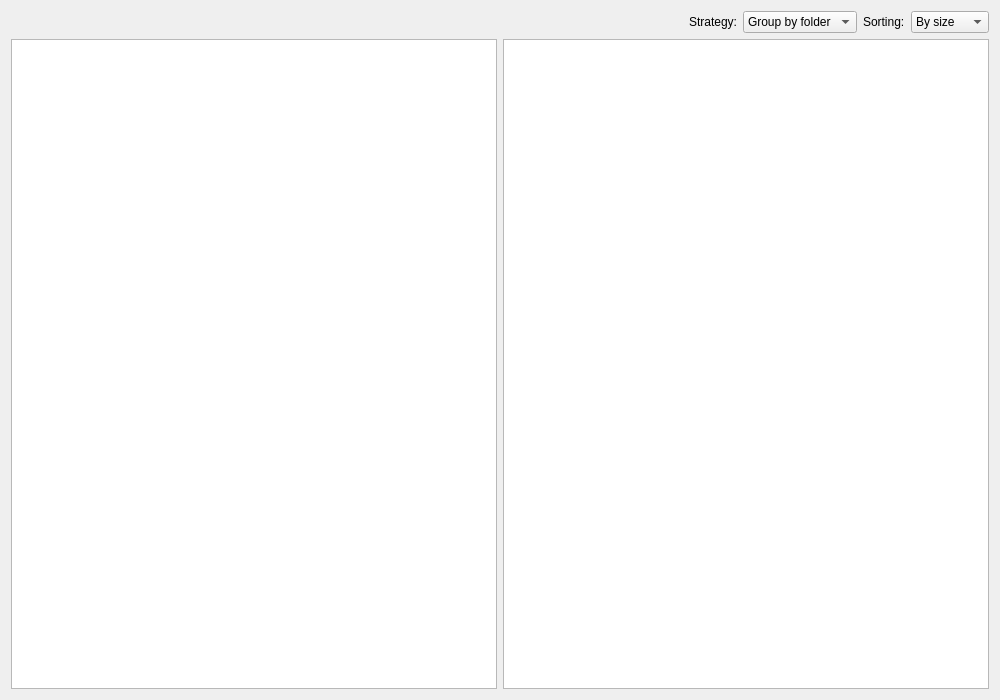
This is FileExplorer.ui in CatoLos/sppo_lab_3 as Qt 5 draws it before an edit. The edited form follows.
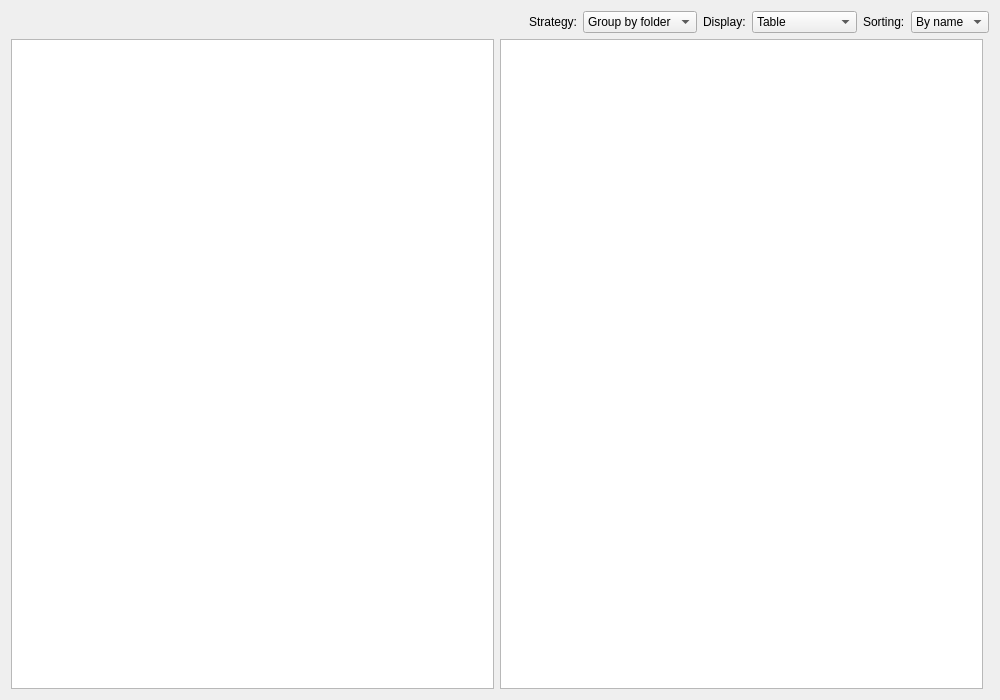
This is the edited form. Custom widgets are drawn as their Qt base class.

The edit to the form file:
```diff
--- a/FileExplorer.ui
+++ b/FileExplorer.ui
@@ -20,7 +20,7 @@
    <string>FileExplorer</string>
   </property>
   <layout class="QGridLayout" name="gridLayout">
-   <item row="0" column="0" colspan="2">
+   <item row="0" column="0" colspan="3">
     <layout class="QHBoxLayout" name="viewLayout">
      <item>
       <spacer name="horizontalSpacer">
@@ -62,6 +62,37 @@
        </item>
       </widget>
      </item>
+     <item>
+      <widget class="QLabel" name="displayLabel">
+       <property name="text">
+        <string>Display:</string>
+       </property>
+      </widget>
+     </item>
+     <item>
+      <widget class="QComboBox" name="displayComBox">
+       <item>
+        <property name="text">
+         <string>Table</string>
+        </property>
+       </item>
+       <item>
+        <property name="text">
+         <string>Bar chart</string>
+        </property>
+       </item>
+       <item>
+        <property name="text">
+         <string>Pie chart</string>
+        </property>
+       </item>
+       <item>
+        <property name="text">
+         <string>Stacked chart</string>
+        </property>
+       </item>
+      </widget>
+     </item>
      <item>
       <widget class="QLabel" name="sortLabel">
        <property name="text">
@@ -71,11 +102,6 @@
      </item>
      <item>
       <widget class="QComboBox" name="sortComBox">
-       <item>
-        <property name="text">
-         <string>By size</string>
-        </property>
-       </item>
        <item>
         <property name="text">
          <string>By name</string>
@@ -89,10 +115,60 @@
     <widget class="QTreeView" name="treeView"/>
    </item>
    <item row="1" column="1">
-    <widget class="QTableView" name="tableView"/>
+    <widget class="QStackedWidget" name="stackedWidget">
+     <widget class="QWidget" name="page">
+      <layout class="QGridLayout" name="gridLayout_2">
+       <property name="leftMargin">
+        <number>0</number>
+       </property>
+       <property name="topMargin">
+        <number>0</number>
+       </property>
+       <property name="rightMargin">
+        <number>0</number>
+       </property>
+       <property name="bottomMargin">
+        <number>0</number>
+       </property>
+       <item row="0" column="0">
+        <widget class="QTableView" name="tableView">
+         <property name="sortingEnabled">
+          <bool>false</bool>
+         </property>
+        </widget>
+       </item>
+      </layout>
+     </widget>
+     <widget class="QWidget" name="page_2">
+      <layout class="QGridLayout" name="gridLayout_3">
+       <property name="leftMargin">
+        <number>0</number>
+       </property>
+       <property name="topMargin">
+        <number>0</number>
+       </property>
+       <property name="rightMargin">
+        <number>0</number>
+       </property>
+       <property name="bottomMargin">
+        <number>0</number>
+       </property>
+       <item row="0" column="0">
+        <widget class="QChartView" name="chartView"/>
+       </item>
+      </layout>
+     </widget>
+    </widget>
    </item>
   </layout>
  </widget>
+ <customwidgets>
+  <customwidget>
+   <class>QChartView</class>
+   <extends>QGraphicsView</extends>
+   <header>QtCharts</header>
+  </customwidget>
+ </customwidgets>
  <resources/>
  <connections/>
 </ui>
```
Left out of the diff: 5 changed lines with no effect on the pictures.
